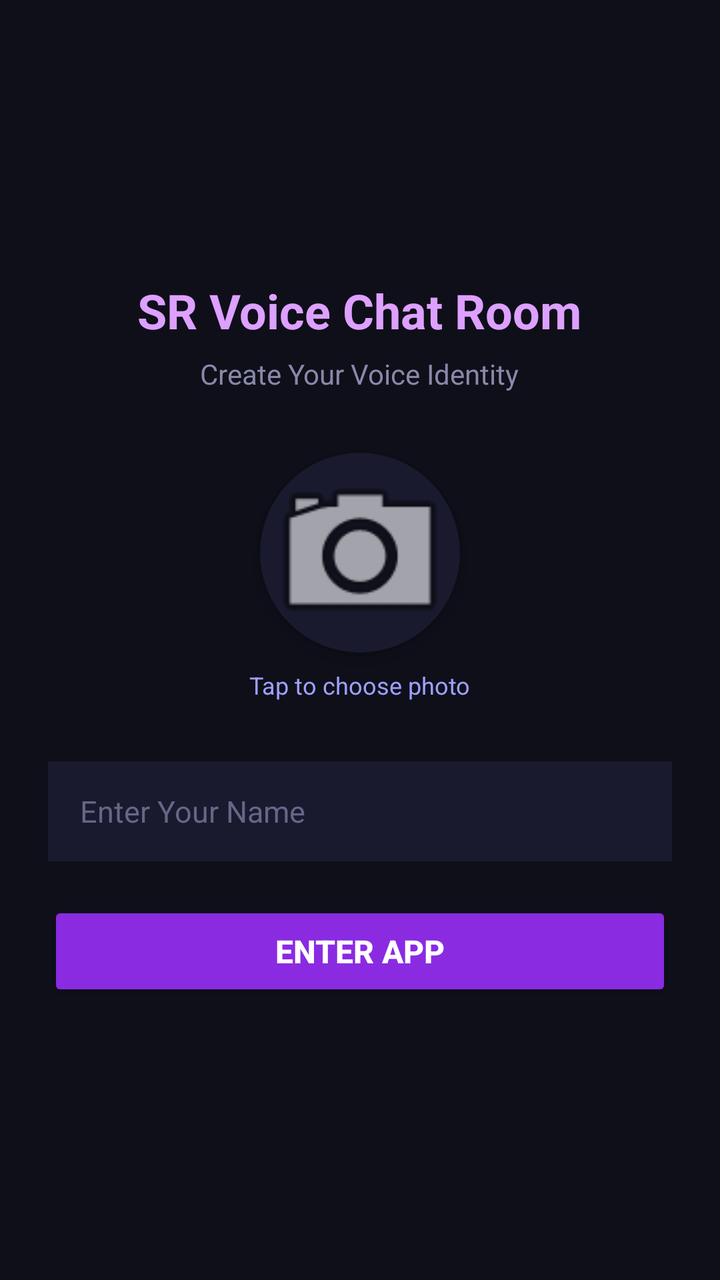
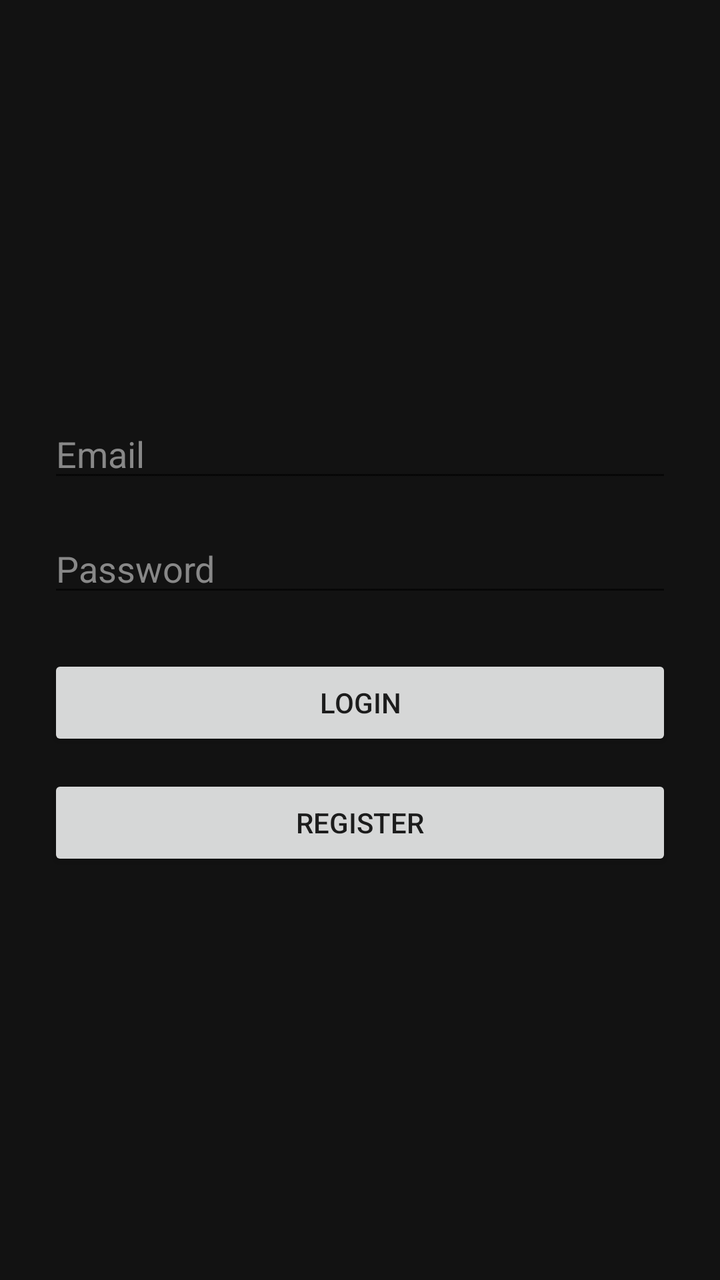

Two renders of the same Android screen: before a commit and after it. Below are the layout's source before the change and the commit's diff.
<!-- AndroidManifest.xml: application theme Theme.AppCompat.Light.NoActionBar -->
<!-- res/layout/activity_login.xml -->
<?xml version="1.0" encoding="utf-8"?>
<RelativeLayout xmlns:android="http://schemas.android.com/apk/res/android"
    xmlns:app="http://schemas.android.com/apk/res-auto"
    android:layout_width="match_parent"
    android:layout_height="match_parent"
    android:background="#0F0F1A"
    android:padding="24dp">

    <LinearLayout
        android:layout_width="match_parent"
        android:layout_height="wrap_content"
        android:layout_centerInParent="true"
        android:gravity="center"
        android:orientation="vertical">

        <TextView
            android:layout_width="wrap_content"
            android:layout_height="wrap_content"
            android:text="SR Voice Chat Room"
            android:textColor="#DDA0FF"
            android:textSize="24sp"
            android:textStyle="bold" />

        <TextView
            android:layout_width="wrap_content"
            android:layout_height="wrap_content"
            android:layout_marginTop="6dp"
            android:text="Create Your Voice Identity"
            android:textColor="#8888AA"
            android:textSize="14sp" />

        <androidx.cardview.widget.CardView
            android:layout_width="100dp"
            android:layout_height="100dp"
            android:layout_marginTop="30dp"
            app:cardBackgroundColor="#1A1A2E"
            app:cardCornerRadius="50dp"
            app:cardElevation="6dp">

            <ImageView
                android:id="@+id/ivPreview"
                android:layout_width="match_parent"
                android:layout_height="match_parent"
                android:scaleType="centerCrop"
                android:src="@android:drawable/ic_menu_camera" />
        </androidx.cardview.widget.CardView>

        <TextView
            android:layout_width="wrap_content"
            android:layout_height="wrap_content"
            android:layout_marginTop="8dp"
            android:text="Tap to choose photo"
            android:textColor="#A0A0FF"
            android:textSize="12sp" />

        <EditText
            android:id="@+id/etName"
            android:layout_width="match_parent"
            android:layout_height="50dp"
            android:layout_marginTop="30dp"
            android:background="#1A1A2E"
            android:hint="Enter Your Name"
            android:paddingHorizontal="16dp"
            android:textColor="#FFFFFF"
            android:textColorHint="#666688"
            android:textSize="15sp" />

        <Button
            android:id="@+id/btnCreateRoom"
            android:layout_width="match_parent"
            android:layout_height="50dp"
            android:layout_marginTop="20dp"
            android:backgroundTint="#8A2BE2"
            android:text="ENTER APP"
            android:textColor="#FFFFFF"
            android:textSize="16sp"
            android:textStyle="bold" />

    </LinearLayout>

</RelativeLayout>
<!-- resources referenced by this layout -->
<resources>

</resources>

<!-- the commit's change to res/layout/activity_login.xml (unified diff, before → after) -->
@@ -1,81 +1,43 @@
 <?xml version="1.0" encoding="utf-8"?>
-<RelativeLayout xmlns:android="http://schemas.android.com/apk/res/android"
-    xmlns:app="http://schemas.android.com/apk/res-auto"
+<LinearLayout xmlns:android="http://schemas.android.com/apk/res/android"
     android:layout_width="match_parent"
     android:layout_height="match_parent"
-    android:background="#0F0F1A"
-    android:padding="24dp">
+    android:orientation="vertical"
+    android:gravity="center"
+    android:padding="24dp"
+    android:background="#121212">
 
-    <LinearLayout
+    <EditText
+        android:id="@+id/etEmail"
         android:layout_width="match_parent"
         android:layout_height="wrap_content"
-        android:layout_centerInParent="true"
-        android:gravity="center"
-        android:orientation="vertical">
+        android:hint="Email"
+        android:textColor="#FFFFFF"
+        android:textColorHint="#888888"
+        android:inputType="textEmailAddress"
+        android:layout_marginBottom="16dp"/>
 
-        <TextView
-            android:layout_width="wrap_content"
-            android:layout_height="wrap_content"
-            android:text="SR Voice Chat Room"
-            android:textColor="#DDA0FF"
-            android:textSize="24sp"
-            android:textStyle="bold" />
+    <EditText
+        android:id="@+id/etPassword"
+        android:layout_width="match_parent"
+        android:layout_height="wrap_content"
+        android:hint="Password"
+        android:textColor="#FFFFFF"
+        android:textColorHint="#888888"
+        android:inputType="textPassword"
+        android:layout_marginBottom="24dp"/>
 
-        <TextView
-            android:layout_width="wrap_content"
-            android:layout_height="wrap_content"
-            android:layout_marginTop="6dp"
-            android:text="Create Your Voice Identity"
-            android:textColor="#8888AA"
-            android:textSize="14sp" />
+    <Button
+        android:id="@+id/btnLogin"
+        android:layout_width="match_parent"
+        android:layout_height="wrap_content"
+        android:text="Login"
+        android:layout_marginBottom="12dp"/>
 
-        <androidx.cardview.widget.CardView
-            android:layout_width="100dp"
-            android:layout_height="100dp"
-            android:layout_marginTop="30dp"
-            app:cardBackgroundColor="#1A1A2E"
-            app:cardCornerRadius="50dp"
-            app:cardElevation="6dp">
+    <Button
+        android:id="@+id/btnRegister"
+        android:layout_width="match_parent"
+        android:layout_height="wrap_content"
+        android:text="Register"/>
 
-            <ImageView
-                android:id="@+id/ivPreview"
-                android:layout_width="match_parent"
-                android:layout_height="match_parent"
-                android:scaleType="centerCrop"
-                android:src="@android:drawable/ic_menu_camera" />
-        </androidx.cardview.widget.CardView>
-
-        <TextView
-            android:layout_width="wrap_content"
-            android:layout_height="wrap_content"
-            android:layout_marginTop="8dp"
-            android:text="Tap to choose photo"
-            android:textColor="#A0A0FF"
-            android:textSize="12sp" />
-
-        <EditText
-            android:id="@+id/etName"
-            android:layout_width="match_parent"
-            android:layout_height="50dp"
-            android:layout_marginTop="30dp"
-            android:background="#1A1A2E"
-            android:hint="Enter Your Name"
-            android:paddingHorizontal="16dp"
-            android:textColor="#FFFFFF"
-            android:textColorHint="#666688"
-            android:textSize="15sp" />
-
-        <Button
-            android:id="@+id/btnCreateRoom"
-            android:layout_width="match_parent"
-            android:layout_height="50dp"
-            android:layout_marginTop="20dp"
-            android:backgroundTint="#8A2BE2"
-            android:text="ENTER APP"
-            android:textColor="#FFFFFF"
-            android:textSize="16sp"
-            android:textStyle="bold" />
-
-    </LinearLayout>
-
-</RelativeLayout>
+</LinearLayout>
